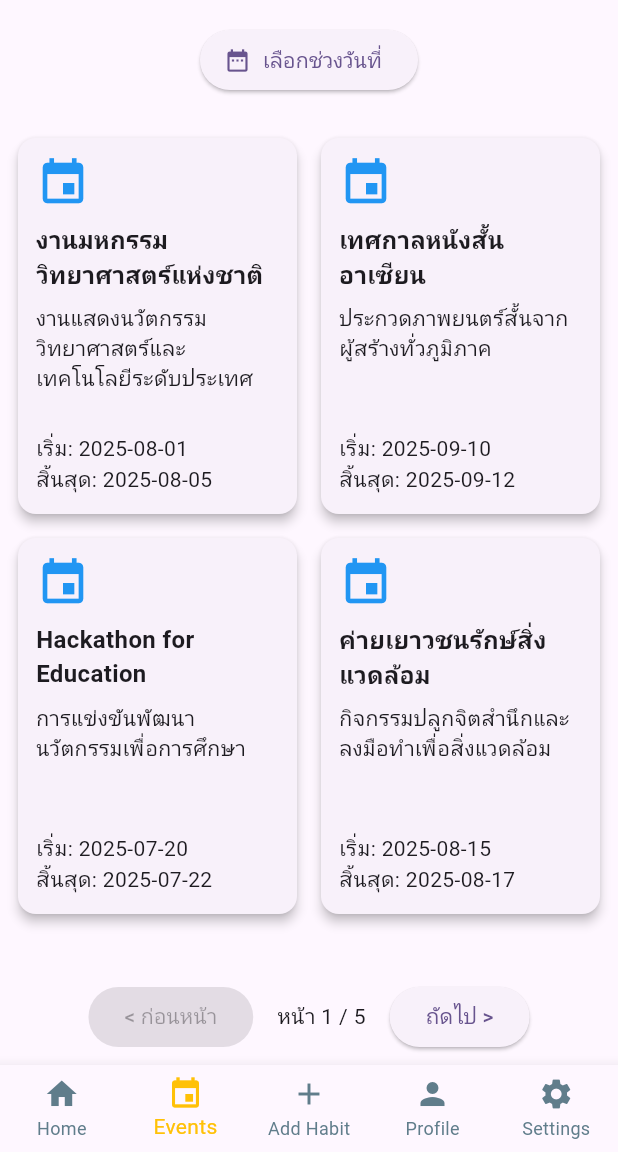
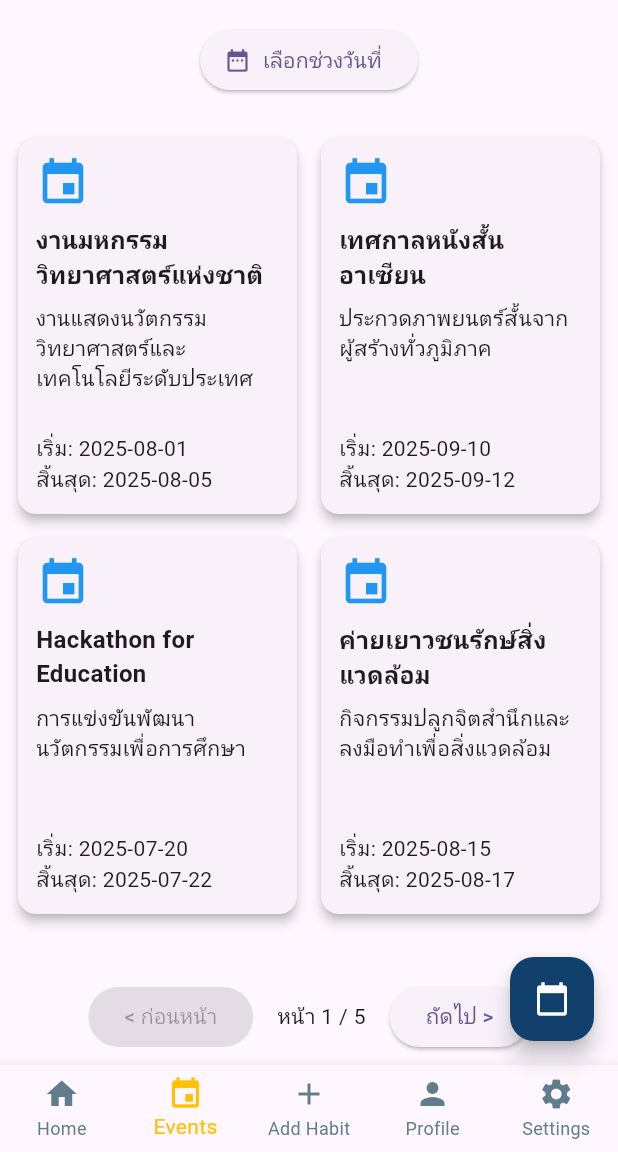
Before and after one commit to krahyor/campus_life_hub01, a Flutter app: the MainHomeScreen screen opened directly, item 2 of the bottom bar chosen, on a phone screen of 412 x 824 dp, the part 84-1236 px from its top. Run offline on Flutter 3.47's test engine with Material 3 defaults, Android fonts, the phone set to English and light mode, and no system bars; our stand-ins replace firebase_auth, firebase_core, flutter_screenutil, google_fonts, shared_preferences; accounts and stored records are empty; network calls fail; Roboto replaces fonts that are missing (Prompt).

Commit message:
feat: Add FloatingButton That Navigate to Class Schedule

```diff
--- a/lib/ui/screens/main_screen/main_screen.dart
+++ b/lib/ui/screens/main_screen/main_screen.dart
@@ -4,6 +4,7 @@ import '../events_screen/events_screen.dart';
 import '../home_screen/home_screen.dart';
 import '../profile_screen/profile_screen.dart';
 import '../setting_screen/setting_screen.dart';
+import '../schedule_screen/schedule_screen.dart';
 
 class MainHomeScreen extends StatefulWidget {
   @override
@@ -55,6 +56,17 @@ class _MainHomeScreenState extends State<MainHomeScreen> {
         currentIndex: _selectedIndex,
         onTap: _onItemTapped,
       ),
+      floatingActionButton: FloatingActionButton(
+        backgroundColor: const Color(0xFF11406C),
+        onPressed: () {
+          Navigator.push(
+            context,
+            MaterialPageRoute(builder: (context) => const ScheduleScreen()),
+          );
+        },
+        child: const Icon(Icons.calendar_today, color: Colors.white),
+        tooltip: "เปิดตารางเรียน",
+      ),
     );
   }
 }
```
